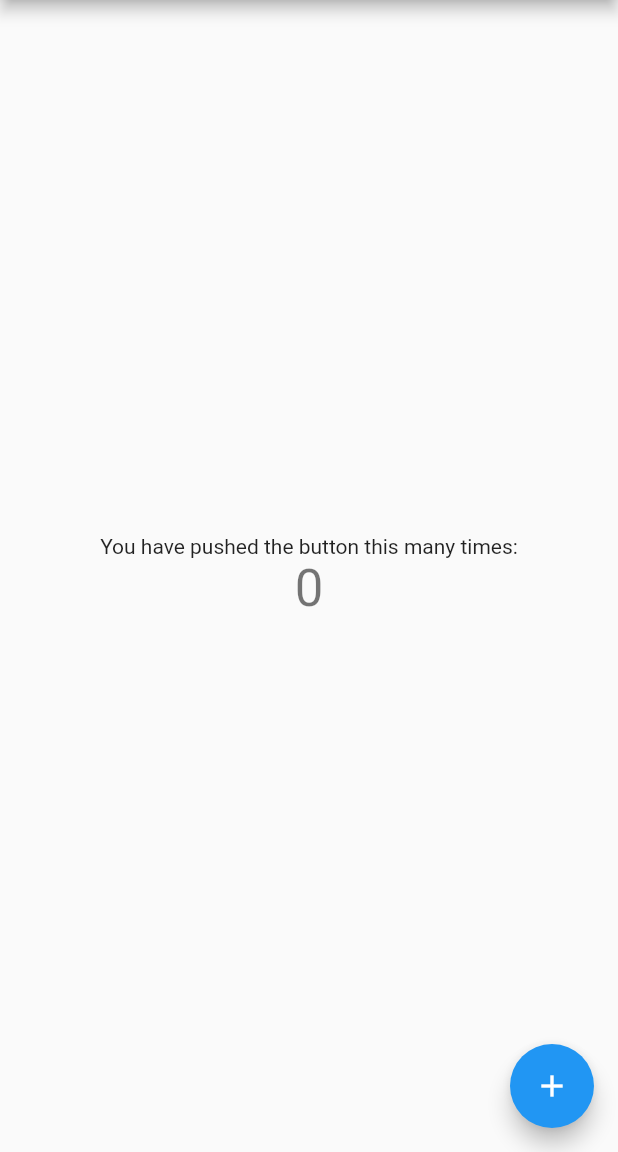
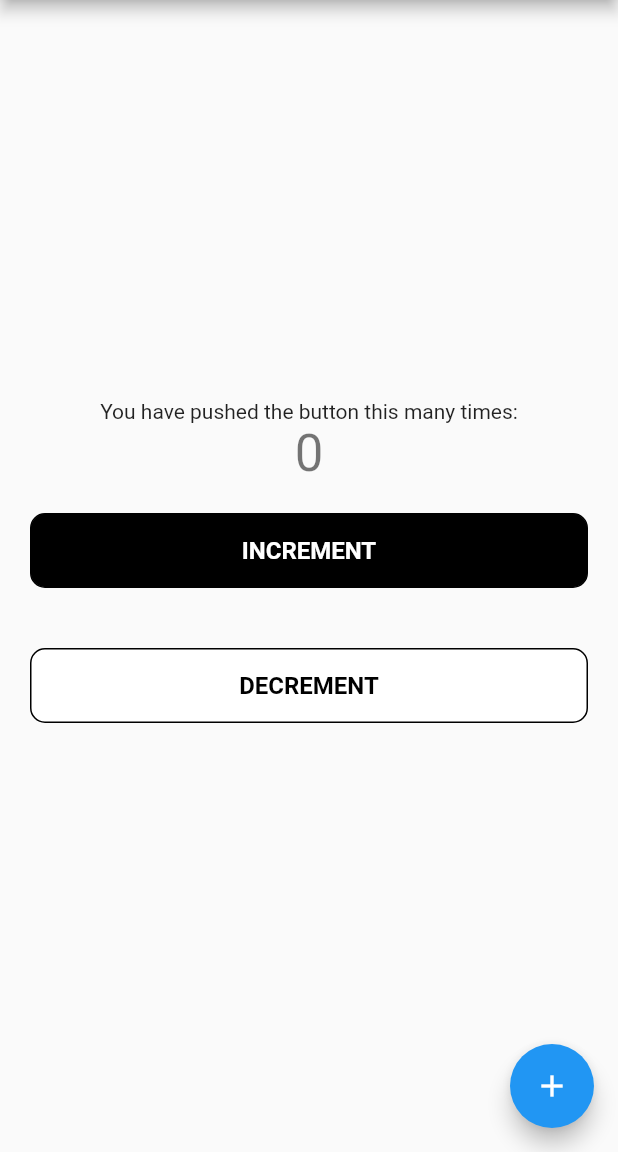
Before and after one commit to devmiguel01/Flutter_custom_widget, a Flutter app: the screen it shows after launch, on a phone screen of 412 x 824 dp, the part 84-1236 px from its top. Run offline on Flutter 3.47's test engine with Material 2 defaults, Android fonts, the phone set to English and light mode, and no system bars.

Commit message:
initial commit

```diff
--- a/lib/main.dart
+++ b/lib/main.dart
@@ -1,4 +1,5 @@
 import 'package:flutter/material.dart';
+import 'package:flutter_custom_widget/widgets/customButon.dart';
 
 void main() {
   runApp(const MyApp());
@@ -60,7 +61,16 @@ class _MyHomePageState extends State<MyHomePage> {
       _counter++;
     });
   }
-
+  void _decrementCounter() {
+    setState(() {
+      // This call to setState tells the Flutter framework that something has
+      // changed in this State, which causes it to rerun the build method below
+      // so that the display can reflect the updated values. If we changed
+      // _counter without calling setState(), then the build method would not be
+      // called again, and so nothing would appear to happen.
+      _counter--;
+    });
+  }
   @override
   Widget build(BuildContext context) {
     // This method is rerun every time setState is called, for instance as done
@@ -102,6 +112,20 @@ class _MyHomePageState extends State<MyHomePage> {
               '$_counter',
               style: Theme.of(context).textTheme.headline4,
             ),
+            CustomButton(onTap:(){
+              _incrementCounter();
+            },
+                text: "INCREMENT",
+              hasBackground: true,
+
+            ),
+            CustomButton(onTap:(){
+              _decrementCounter();
+            },
+              text: "DECREMENT",
+              hasBackground: false,
+
+            )
           ],
         ),
       ),
--- a/lib/widgets/customButon.dart
+++ b/lib/widgets/customButon.dart
@@ -0,0 +1,45 @@
+import 'package:flutter/material.dart';
+
+class CustomButton extends StatefulWidget {
+ CustomButton({Key? key,required this.onTap,required this.text,
+   this.hasBackground=true
+
+ }) : super(key: key);
+  GestureTapCallback onTap;
+  String text;
+  bool  hasBackground=true;
+
+  @override
+  _CustomButtonState createState() => _CustomButtonState();
+}
+
+class _CustomButtonState extends State<CustomButton> {
+
+  @override
+  Widget build(BuildContext context) {
+    return GestureDetector(
+      onTap:widget.onTap ,
+      child: Container(
+        margin: EdgeInsets.all(20),
+        height: 50,
+        width: MediaQuery.of(context).size.width,
+        decoration: BoxDecoration(
+          color: widget.hasBackground?Colors.black:Colors.white,
+          border: Border.all(color: Colors.black),
+          borderRadius: BorderRadius.all(Radius.circular(10)),
+
+        ),
+        child:Center(
+          child:  Text(widget.text,
+            style: TextStyle(
+                color: widget.hasBackground?Colors.white:Colors.black,
+              fontSize: 16,
+              fontWeight: FontWeight.w600
+            ),
+
+          ),
+        ),
+      ),
+    );
+  }
+}
```
